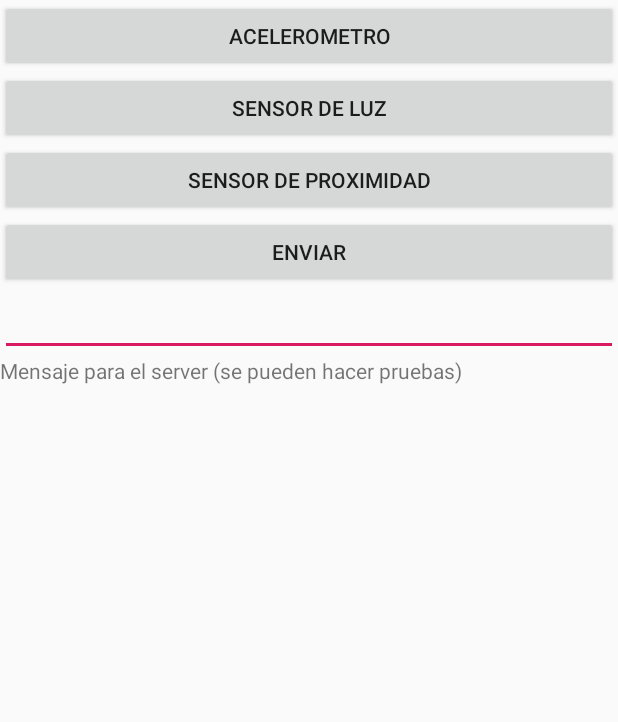
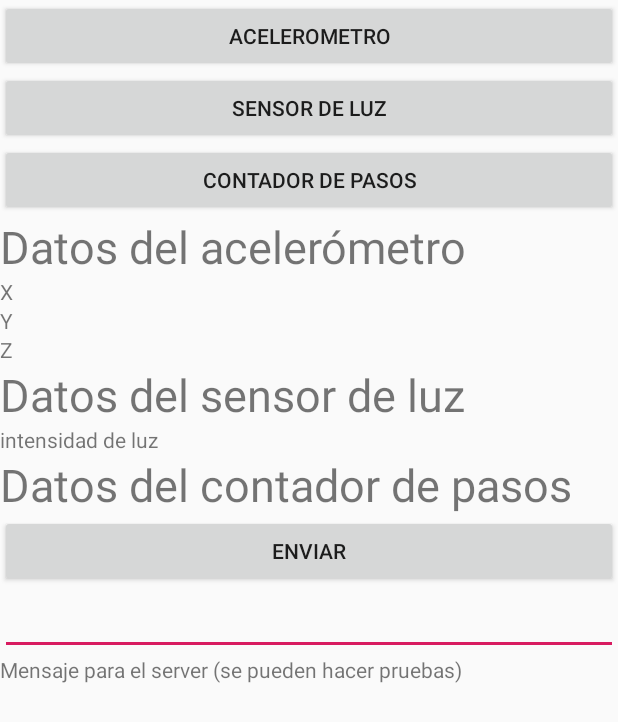
Before and after one commit to Bojorge/HelpEyesApp, an Android app: the screen it shows after launch (MainActivity), on a phone screen of 412 x 824 dp. Shown: the top 722 px of the screen. Run offline under Robolectric (Android 15) with nearby library versions, the phone set to English and light mode, and no system bars.

Commit message:
uniendo todo

```diff
--- a/app/src/main/java/com/example/helpeyes/MainActivity.java
+++ b/app/src/main/java/com/example/helpeyes/MainActivity.java
@@ -6,7 +6,7 @@ import android.view.View;
 import android.widget.Button;
 import android.widget.EditText;
 import android.widget.TextView;
-import android.widget.Toast;
+
 import androidx.appcompat.app.AppCompatActivity;
 
 
@@ -16,7 +16,7 @@ public class MainActivity extends AppCompatActivity {
 
     Button acelerometro;
     Button sensorLuz;
-    Button proximidad;
+    Button pasos;
     EditText mensaje;
     Button enviar;
     TextView textIn;
@@ -30,7 +30,7 @@ public class MainActivity extends AppCompatActivity {
 
         acelerometro = (Button) findViewById(R.id.btnAcelerometro);
         sensorLuz = (Button) findViewById(R.id.btnSensorLuz);
-        proximidad = (Button) findViewById(R.id.btnProximidad);
+        pasos = (Button) findViewById(R.id.btnPasos);
         mensaje = (EditText) findViewById(R.id.txtEscribir);
         enviar = (Button) findViewById(R.id.btnEnviar);
         textIn = (TextView)findViewById(R.id.txtLeer);
@@ -51,11 +51,11 @@ public class MainActivity extends AppCompatActivity {
             }
         });
 
-        proximidad.setOnClickListener(new View.OnClickListener() {
+        pasos.setOnClickListener(new View.OnClickListener() {
             @Override
             public void onClick(View view) {
-                Intent proximidad = new Intent(MainActivity.this, SensorProximidad.class);
-                startActivity(proximidad);
+                Intent Contadorpasos = new Intent(MainActivity.this, ContadorPasos.class);
+                startActivity(Contadorpasos);
             }
         });
 
--- a/app/src/main/res/layout/activity_main.xml
+++ b/app/src/main/res/layout/activity_main.xml
@@ -18,10 +18,53 @@
         android:text="Sensor de luz" />
 
     <Button
-        android:id="@+id/btnProximidad"
+        android:id="@+id/btnPasos"
         android:layout_width="match_parent"
         android:layout_height="wrap_content"
-        android:text="Sensor de proximidad" />
+        android:text="Contador de pasos" />
+
+
+    <TextView
+        android:layout_width="match_parent"
+        android:layout_height="wrap_content"
+        android:textSize="30dp"
+        android:text="Datos del acelerómetro" />
+
+    <TextView
+        android:id="@+id/xID"
+        android:layout_width="match_parent"
+        android:layout_height="wrap_content"
+        android:text="X" />
+
+    <TextView
+        android:id="@+id/yID"
+        android:layout_width="match_parent"
+        android:layout_height="wrap_content"
+        android:text="Y" />
+
+    <TextView
+        android:id="@+id/zID"
+        android:layout_width="match_parent"
+        android:layout_height="wrap_content"
+        android:text="Z" />
+
+    <TextView
+        android:layout_width="match_parent"
+        android:layout_height="wrap_content"
+        android:textSize="30dp"
+        android:text="Datos del sensor de luz" />
+
+    <TextView
+        android:id="@+id/txtLuz"
+        android:layout_width="wrap_content"
+        android:layout_height="wrap_content"
+        android:text="intensidad de luz" />
+
+    <TextView
+        android:layout_width="match_parent"
+        android:layout_height="wrap_content"
+        android:textSize="30dp"
+        android:text="Datos del contador de pasos" />
 
     <Button
         android:id="@+id/btnEnviar"
```
Also changed, not shown: app/src/main/java/com/example/helpeyes/ContadorPasos.java (added, +62 -0 lines), app/src/main/res/layout/activity_contador_pasos.xml (added, +19 -0 lines).
